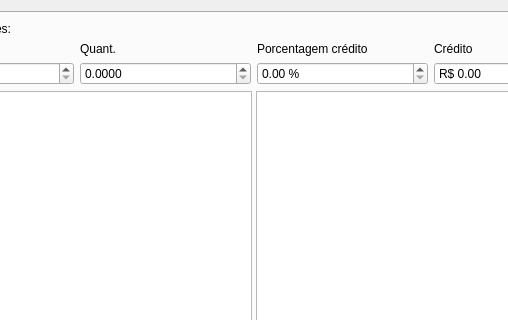
darktorres/ERP-STACCATO, file ui/devolucao.ui: the form before one commit; both pictures show x 295 to 803 and y 0 to 320 of the 1098 by 714 pixel window.
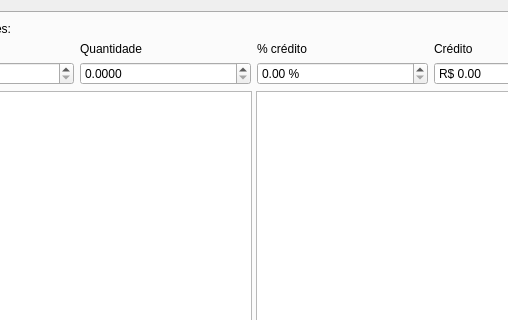
The form after the commit. Custom widgets are drawn as their Qt base class.

```diff
--- a/ui/devolucao.ui
+++ b/ui/devolucao.ui
@@ -140,14 +140,14 @@
          <item row="0" column="3">
           <widget class="QLabel" name="labelQuant">
            <property name="text">
-            <string>Quant.</string>
+            <string>Quantidade</string>
            </property>
           </widget>
          </item>
          <item row="0" column="4">
           <widget class="QLabel" name="labelPorcentagem">
            <property name="text">
-            <string>Porcentagem crédito</string>
+            <string>% crédito</string>
            </property>
           </widget>
          </item>
```
